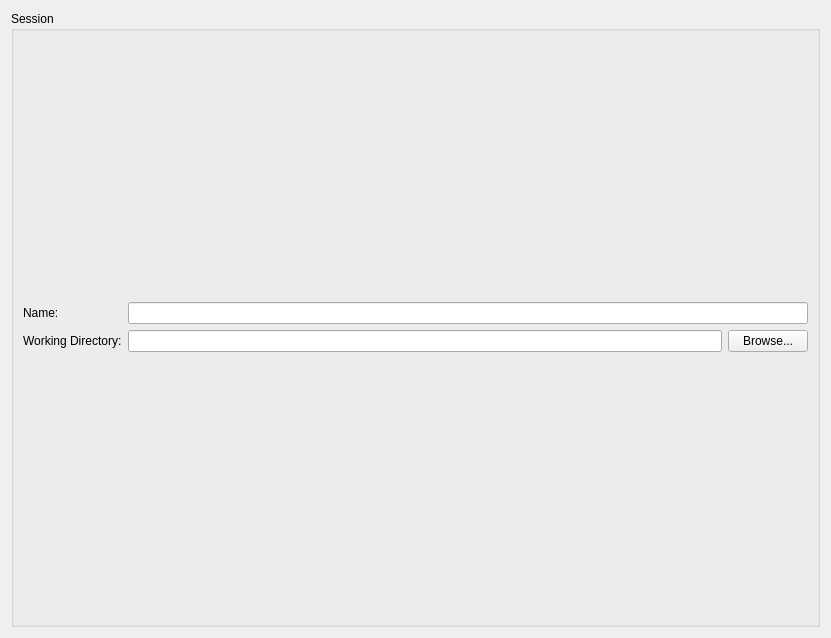
Team-Guardian/tagger, file gui/ui/ui_setupTab.ui: the form before one commit.
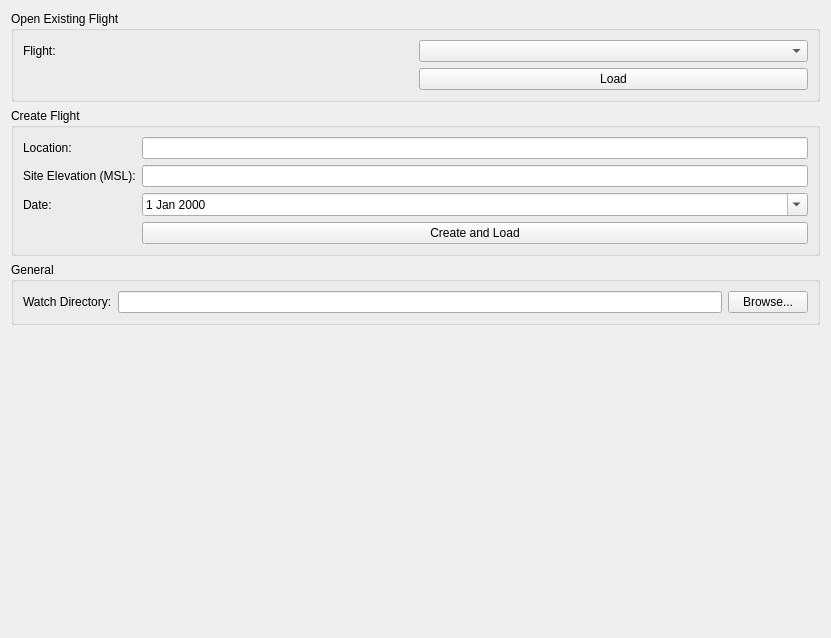
The form after the commit.

Commit message: Implemented setup tab. Now reading and writing flights in DB. Improved use of observer pattern. Got rid of tabs in early code.

```diff
--- a/gui/ui/ui_setupTab.ui
+++ b/gui/ui/ui_setupTab.ui
@@ -13,47 +13,122 @@
   <property name="windowTitle">
    <string>Form</string>
   </property>
-  <layout class="QHBoxLayout" name="horizontalLayout">
+  <layout class="QVBoxLayout" name="verticalLayout_2">
+   <item>
+    <widget class="QGroupBox" name="groupBox_2">
+     <property name="title">
+      <string>Open Existing Flight</string>
+     </property>
+     <layout class="QGridLayout" name="gridLayout_3">
+      <item row="0" column="1">
+       <widget class="QComboBox" name="combo_flights"/>
+      </item>
+      <item row="0" column="0">
+       <widget class="QLabel" name="label_3">
+        <property name="text">
+         <string>Flight:</string>
+        </property>
+       </widget>
+      </item>
+      <item row="1" column="1">
+       <widget class="QPushButton" name="button_loadFlight">
+        <property name="text">
+         <string>Load</string>
+        </property>
+       </widget>
+      </item>
+     </layout>
+    </widget>
+   </item>
    <item>
     <widget class="QGroupBox" name="groupBox">
      <property name="title">
-      <string>Session</string>
+      <string>Create Flight</string>
      </property>
-     <layout class="QVBoxLayout" name="verticalLayout">
-      <item>
        <layout class="QGridLayout" name="gridLayout">
-        <item row="2" column="1">
-         <widget class="QLineEdit" name="line_sessionDirectory"/>
-        </item>
         <item row="2" column="0">
-         <widget class="QLabel" name="label">
+       <widget class="QLabel" name="label_5">
           <property name="text">
-           <string>Working Directory:</string>
+         <string>Date:</string>
+        </property>
+       </widget>
+      </item>
+      <item row="1" column="0">
+       <widget class="QLabel" name="label_4">
+        <property name="text">
+         <string>Site Elevation (MSL):</string>
           </property>
          </widget>
         </item>
         <item row="0" column="0">
          <widget class="QLabel" name="label_2">
           <property name="text">
-           <string>Name:</string>
+         <string>Location:</string>
+        </property>
+       </widget>
+      </item>
+      <item row="4" column="2">
+       <widget class="QPushButton" name="button_createFlight">
+        <property name="text">
+         <string>Create and Load</string>
           </property>
          </widget>
         </item>
         <item row="2" column="2">
-         <widget class="QPushButton" name="button_sessionDirectory">
+       <widget class="QDateEdit" name="edit_flightDate">
+        <property name="calendarPopup">
+         <bool>true</bool>
+        </property>
+       </widget>
+      </item>
+      <item row="1" column="2">
+       <widget class="QLineEdit" name="line_siteElevation"/>
+      </item>
+      <item row="0" column="2">
+       <widget class="QLineEdit" name="line_locationName"/>
+      </item>
+     </layout>
+    </widget>
+   </item>
+   <item>
+    <widget class="QGroupBox" name="groupBox_3">
+     <property name="title">
+      <string>General</string>
+     </property>
+     <layout class="QGridLayout" name="gridLayout_2">
+      <item row="0" column="1">
+       <widget class="QLineEdit" name="line_watchDirectory"/>
+      </item>
+      <item row="0" column="0">
+       <widget class="QLabel" name="label">
+        <property name="text">
+         <string>Watch Directory:</string>
+        </property>
+       </widget>
+      </item>
+      <item row="0" column="2">
+       <widget class="QPushButton" name="button_browseWatchDirectory">
           <property name="text">
            <string>Browse...</string>
           </property>
          </widget>
         </item>
-        <item row="0" column="1" colspan="2">
-         <widget class="QLineEdit" name="line_sessionName"/>
-        </item>
-       </layout>
-      </item>
-     </layout>
+     </layout>
     </widget>
    </item>
+   <item>
+    <spacer name="verticalSpacer">
+     <property name="orientation">
+      <enum>Qt::Vertical</enum>
+     </property>
+     <property name="sizeHint" stdset="0">
+      <size>
+       <width>20</width>
+       <height>40</height>
+      </size>
+     </property>
+    </spacer>
+   </item>
   </layout>
  </widget>
  <resources/>
```
Left out of the diff: 10 changed lines with no effect on the pictures. Lines whose indentation alone changed are shown as unchanged. The commit also changes 8 other files.
